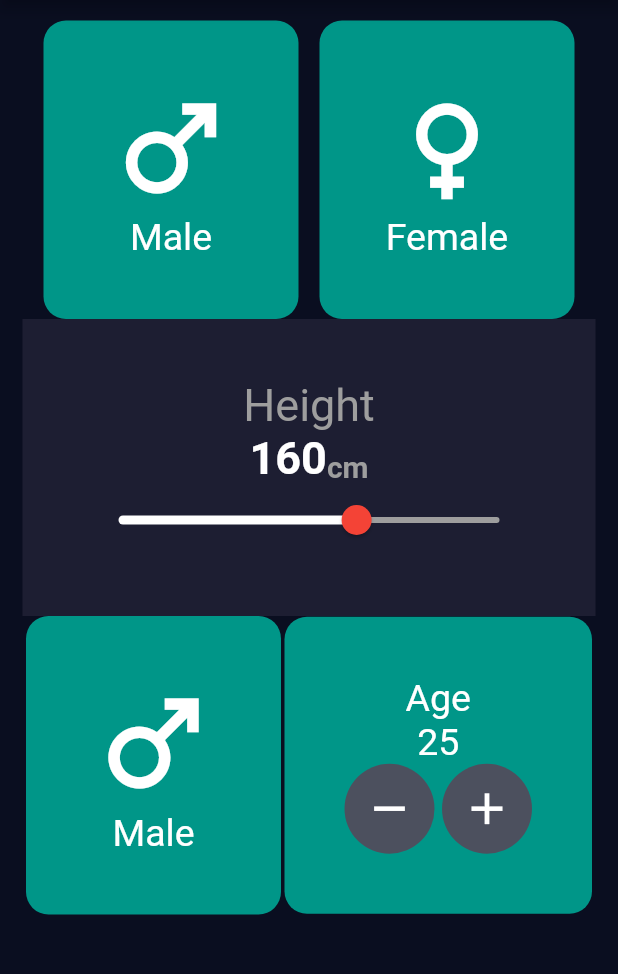
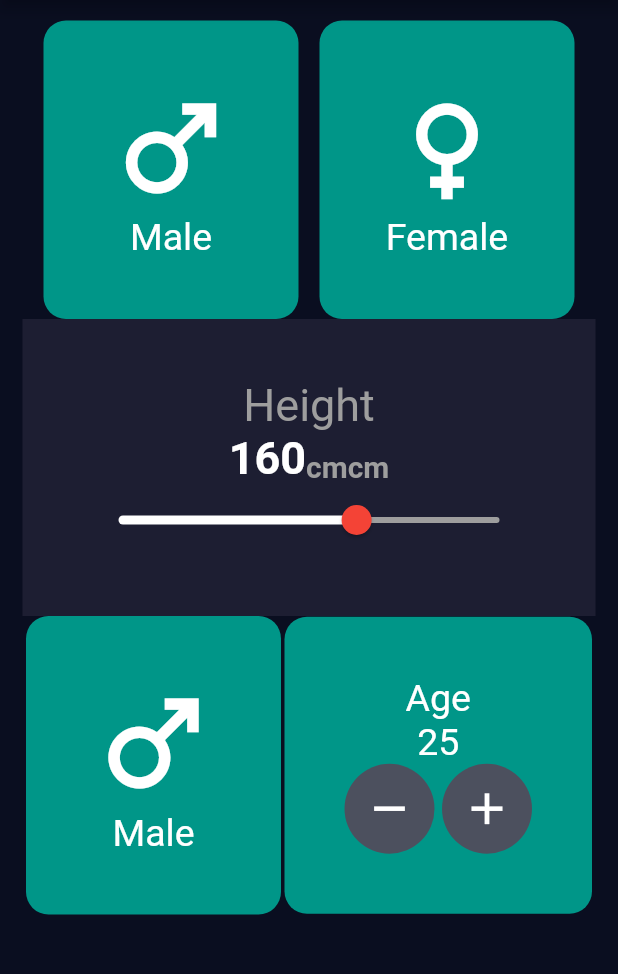
Before and after one commit to JanibekJali/american-dream---bmi_calculator, a Flutter app: the screen it shows after launch, on a phone screen of 412 x 824 dp, the part 86-1060 px from its top. Run offline on Flutter 3.47's test engine with Material 2 defaults, Android fonts, the phone set to English and light mode, and no system bars.

Commit message:
text ozgordu

```diff
--- a/lib/ui/home_ui.dart
+++ b/lib/ui/home_ui.dart
@@ -97,6 +97,13 @@ class _HomeUiState extends State<HomeUi> {
                             fontSize: 30,
                             fontWeight: FontWeight.bold,
                             color: Colors.white),
+                      ),
+                      const Text(
+                        'cm',
+                        style: TextStyle(
+                            fontSize: 20,
+                            fontWeight: FontWeight.bold,
+                            color: Colors.grey),
                       ),
                       const Text(
                         'cm',
```
